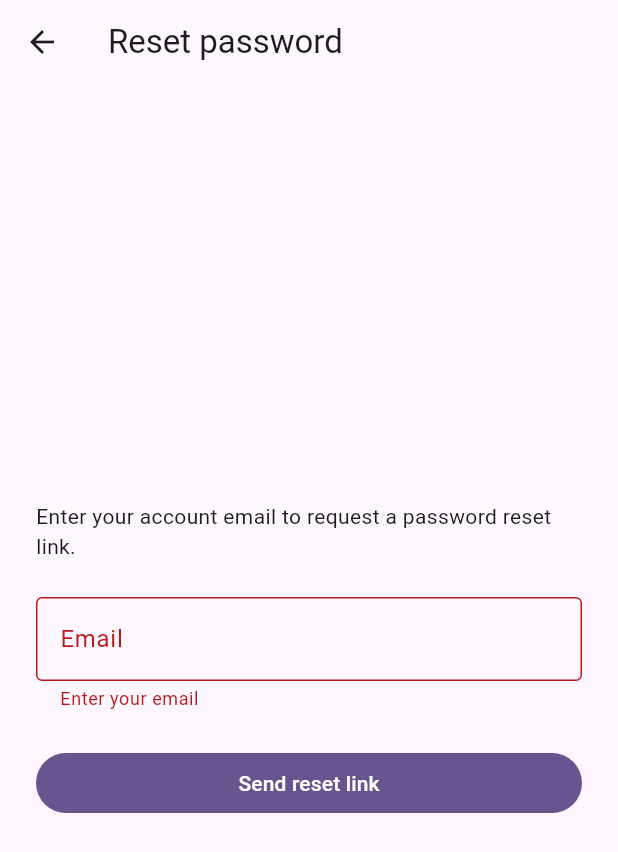
After one commit to jxc03/_MobiFlex, a Flutter app: the ResetPasswordScreen screen opened directly, after a tap on "Send reset link", on a phone screen of 412 x 824 dp. The commit adds this screen. Shown: the top 852 px of the screen. Run offline on Flutter 3.47's test engine with Material 3 defaults, Android fonts, the phone set to English and light mode, and no system bars; our stand-ins replace firebase_auth, firebase_core; accounts and stored records are empty.

Commit message:
Add password reset flow

```diff
--- a/mobiflex_application/lib/screens/login_screen.dart
+++ b/mobiflex_application/lib/screens/login_screen.dart
@@ -1,6 +1,7 @@
 import 'package:flutter/material.dart';
 import 'register_screen.dart';
 import 'package:firebase_auth/firebase_auth.dart';
+import 'reset_password_screen.dart';
 
 /// The login screen for MobiFlex.
 class LoginScreen extends StatefulWidget {
@@ -144,10 +145,18 @@ class _LoginScreenState extends State<LoginScreen> {
                       onPressed: _isLoading ? null : _submit,
                       child: Text(_isLoading ? 'Logging in...' : 'Log in'),
                     ),
-                    const TextButton(
-                      onPressed: null,
-                      child: Text('Forgot password?'),
-                    ),
+                    TextButton(
+                    onPressed: _isLoading
+                        ? null
+                        : () {
+                            Navigator.of(context).push(
+                              MaterialPageRoute(
+                                builder: (_) => const ResetPasswordScreen(),
+                              ),
+                            );
+                          },
+                    child: const Text('Forgot password?'),
+                  ),
                     TextButton(
                       onPressed:
                           _isLoading
--- /dev/null
+++ b/mobiflex_application/lib/screens/reset_password_screen.dart
@@ -0,0 +1,127 @@
+import 'package:flutter/material.dart';
+import 'package:firebase_auth/firebase_auth.dart';
+
+class ResetPasswordScreen extends StatefulWidget {
+  const ResetPasswordScreen({super.key});
+
+  @override
+  State<ResetPasswordScreen> createState() => _ResetPasswordScreenState();
+}
+
+class _ResetPasswordScreenState extends State<ResetPasswordScreen> {
+  final _formKey = GlobalKey<FormState>();
+  final _emailController = TextEditingController();
+  bool _isLoading = false;
+
+  @override
+  void dispose() {
+    _emailController.dispose();
+    super.dispose();
+  }
+
+  Future<void> _submit() async {
+    if (_isLoading || !_formKey.currentState!.validate()) return;
+
+    setState(() => _isLoading = true);
+
+    const confirmation =
+        'If an account exists for that email, you will receive a reset link. '
+        'Check your inbox and spam folder.';
+
+    try {
+      await FirebaseAuth.instance.sendPasswordResetEmail(
+        email: _emailController.text.trim(),
+      );
+
+      if (!mounted) return;
+
+      ScaffoldMessenger.of(context).showSnackBar(
+        const SnackBar(content: Text(confirmation)),
+      );
+    } on FirebaseAuthException catch (e) {
+      if (!mounted) return;
+
+      final message = switch (e.code) {
+        'user-not-found' => confirmation,
+        'invalid-email' => 'Enter a valid email address.',
+        'too-many-requests' => 'Too many requests. Please try again later.',
+        'network-request-failed' =>
+          'Check your internet connection and try again.',
+        _ => 'Unable to request a reset link. Please try again.',
+      };
+
+      ScaffoldMessenger.of(context).showSnackBar(
+        SnackBar(content: Text(message)),
+      );
+    } catch (_) {
+      if (!mounted) return;
+
+      ScaffoldMessenger.of(context).showSnackBar(
+        const SnackBar(
+          content: Text('Something went wrong. Please try again.'),
+        ),
+      );
+    } finally {
+      if (mounted) {
+        setState(() => _isLoading = false);
+      }
+    }
+  }
+
+  @override
+  Widget build(BuildContext context) {
+    return Scaffold(
+      appBar: AppBar(title: const Text('Reset password')),
+      body: SafeArea(
+        child: Center(
+          child: SingleChildScrollView(
+            padding: const EdgeInsets.all(24),
+            child: ConstrainedBox(
+              constraints: const BoxConstraints(maxWidth: 400),
+              child: Form(
+                key: _formKey,
+                child: Column(
+                  mainAxisSize: MainAxisSize.min,
+                  crossAxisAlignment: CrossAxisAlignment.stretch,
+                  children: [
+                    const Text(
+                      'Enter your account email to request a password reset link.',
+                    ),
+                    const SizedBox(height: 24),
+                    TextFormField(
+                      controller: _emailController,
+                      keyboardType: TextInputType.emailAddress,
+                      decoration: const InputDecoration(
+                        labelText: 'Email',
+                        border: OutlineInputBorder(),
+                      ),
+                      validator: (value) {
+                        final email = (value ?? '').trim();
+
+                        if (email.isEmpty) return 'Enter your email';
+
+                        if (!RegExp(r'^[^@\s]+@[^@\s]+\.[^@\s]+$')
+                            .hasMatch(email)) {
+                          return 'Enter a valid email address';
+                        }
+
+                        return null;
+                      },
+                    ),
+                    const SizedBox(height: 24),
+                    FilledButton(
+                      onPressed: _isLoading ? null : _submit,
+                      child: Text(
+                        _isLoading ? 'Sending...' : 'Send reset link',
+                      ),
+                    ),
+                  ],
+                ),
+              ),
+            ),
+          ),
+        ),
+      ),
+    );
+  }
+}
```
